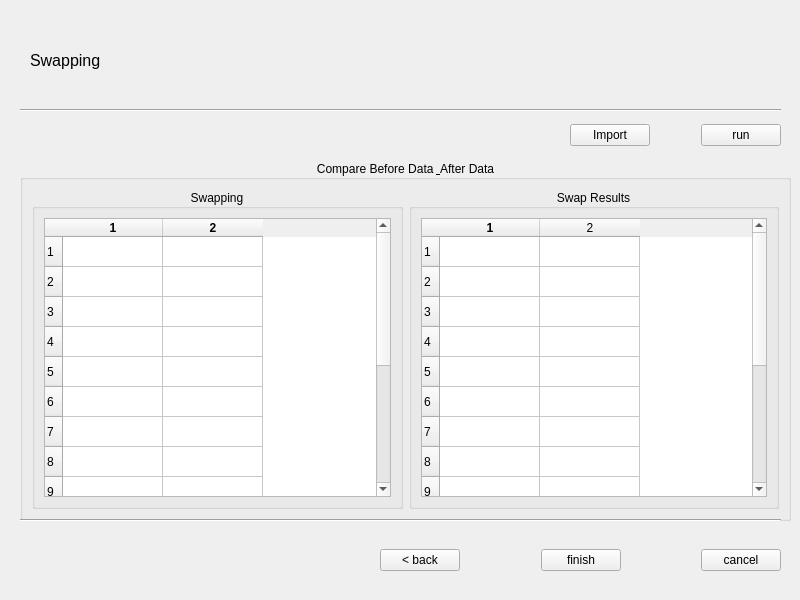
First picture: the form in UI/Swap.ui, repository zel0rd/Non-Identifying, before the edit.
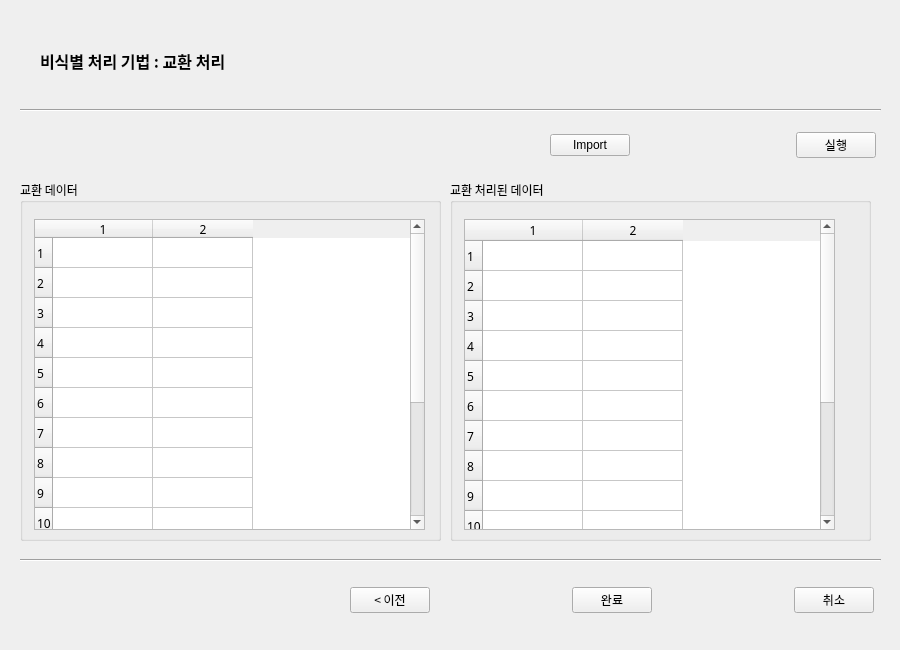
Second picture: the form after the edit.

The edit to the form file:
```diff
--- a/UI/Swap.ui
+++ b/UI/Swap.ui
@@ -6,144 +6,20 @@
    <rect>
     <x>0</x>
     <y>0</y>
-    <width>800</width>
-    <height>600</height>
+    <width>900</width>
+    <height>650</height>
    </rect>
   </property>
   <property name="windowTitle">
    <string>MainWindow</string>
   </property>
   <widget class="QWidget" name="centralwidget">
-   <widget class="QGroupBox" name="groupBox">
-    <property name="geometry">
-     <rect>
-      <x>20</x>
-      <y>160</y>
-      <width>771</width>
-      <height>361</height>
-     </rect>
-    </property>
-    <property name="title">
-     <string>Compare Before Data &amp; After Data</string>
-    </property>
-    <property name="alignment">
-     <set>Qt::AlignCenter</set>
-    </property>
-    <layout class="QHBoxLayout" name="horizontalLayout">
-     <item>
-      <widget class="QGroupBox" name="groupBox_2">
-       <property name="title">
-        <string>Swapping</string>
-       </property>
-       <property name="alignment">
-        <set>Qt::AlignCenter</set>
-       </property>
-       <layout class="QGridLayout" name="gridLayout">
-        <item row="0" column="0">
-         <widget class="QTableWidget" name="swapTable">
-          <property name="rowCount">
-           <number>15</number>
-          </property>
-          <row/>
-          <row/>
-          <row/>
-          <row/>
-          <row/>
-          <row/>
-          <row/>
-          <row/>
-          <row/>
-          <row/>
-          <row/>
-          <row/>
-          <row/>
-          <row/>
-          <row/>
-          <column>
-           <property name="text">
-            <string>1</string>
-           </property>
-           <property name="font">
-            <font>
-             <weight>75</weight>
-             <bold>true</bold>
-            </font>
-           </property>
-          </column>
-          <column>
-           <property name="text">
-            <string>2</string>
-           </property>
-           <property name="font">
-            <font>
-             <weight>75</weight>
-             <bold>true</bold>
-            </font>
-           </property>
-          </column>
-         </widget>
-        </item>
-       </layout>
-      </widget>
-     </item>
-     <item>
-      <widget class="QGroupBox" name="groupBox_3">
-       <property name="title">
-        <string>Swap Results</string>
-       </property>
-       <property name="alignment">
-        <set>Qt::AlignCenter</set>
-       </property>
-       <layout class="QGridLayout" name="gridLayout_2">
-        <item row="0" column="0">
-         <widget class="QTableWidget" name="compareTable">
-          <property name="rowCount">
-           <number>15</number>
-          </property>
-          <row/>
-          <row/>
-          <row/>
-          <row/>
-          <row/>
-          <row/>
-          <row/>
-          <row/>
-          <row/>
-          <row/>
-          <row/>
-          <row/>
-          <row/>
-          <row/>
-          <row/>
-          <column>
-           <property name="text">
-            <string>1</string>
-           </property>
-           <property name="font">
-            <font>
-             <weight>75</weight>
-             <bold>true</bold>
-            </font>
-           </property>
-          </column>
-          <column>
-           <property name="text">
-            <string>2</string>
-           </property>
-          </column>
-         </widget>
-        </item>
-       </layout>
-      </widget>
-     </item>
-    </layout>
-   </widget>
    <widget class="Line" name="line">
     <property name="geometry">
      <rect>
       <x>20</x>
-      <y>510</y>
-      <width>761</width>
+      <y>550</y>
+      <width>861</width>
       <height>20</height>
      </rect>
     </property>
@@ -154,17 +30,23 @@
    <widget class="QWidget" name="horizontalLayoutWidget_2">
     <property name="geometry">
      <rect>
-      <x>380</x>
-      <y>530</y>
-      <width>401</width>
+      <x>350</x>
+      <y>570</y>
+      <width>524</width>
       <height>61</height>
      </rect>
     </property>
     <layout class="QHBoxLayout" name="horizontalLayout_2">
      <item>
       <widget class="QPushButton" name="backButton">
+       <property name="font">
+        <font>
+         <family>맑은 고딕</family>
+         <pointsize>9</pointsize>
+        </font>
+       </property>
        <property name="text">
-        <string>&lt; back</string>
+        <string>&lt; 이전</string>
        </property>
       </widget>
      </item>
@@ -183,8 +65,14 @@
      </item>
      <item>
       <widget class="QPushButton" name="finishButton">
+       <property name="font">
+        <font>
+         <family>맑은 고딕</family>
+         <pointsize>9</pointsize>
+        </font>
+       </property>
        <property name="text">
-        <string>finish</string>
+        <string>완료</string>
        </property>
       </widget>
      </item>
@@ -203,8 +91,14 @@
      </item>
      <item>
       <widget class="QPushButton" name="cancelButton">
+       <property name="font">
+        <font>
+         <family>맑은 고딕</family>
+         <pointsize>9</pointsize>
+        </font>
+       </property>
        <property name="text">
-        <string>cancel</string>
+        <string>취소</string>
        </property>
       </widget>
      </item>
@@ -215,7 +109,7 @@
      <rect>
       <x>20</x>
       <y>100</y>
-      <width>761</width>
+      <width>861</width>
       <height>20</height>
      </rect>
     </property>
@@ -226,7 +120,7 @@
    <widget class="QLabel" name="label">
     <property name="geometry">
      <rect>
-      <x>30</x>
+      <x>40</x>
       <y>30</y>
       <width>461</width>
       <height>61</height>
@@ -234,19 +128,22 @@
     </property>
     <property name="font">
      <font>
+      <family>맑은 고딕</family>
       <pointsize>12</pointsize>
+      <weight>75</weight>
+      <bold>true</bold>
      </font>
     </property>
     <property name="text">
-     <string>Swapping</string>
+     <string>비식별 처리 기법 : 교환 처리</string>
     </property>
    </widget>
    <widget class="QWidget" name="horizontalLayoutWidget_3">
     <property name="geometry">
      <rect>
-      <x>570</x>
-      <y>110</y>
-      <width>211</width>
+      <x>550</x>
+      <y>120</y>
+      <width>326</width>
       <height>51</height>
      </rect>
     </property>
@@ -273,13 +170,148 @@
      </item>
      <item>
       <widget class="QPushButton" name="runButton">
+       <property name="font">
+        <font>
+         <family>맑은 고딕</family>
+        </font>
+       </property>
        <property name="text">
-        <string>run</string>
+        <string>실행</string>
        </property>
       </widget>
      </item>
     </layout>
    </widget>
+   <widget class="QGroupBox" name="groupBox_2">
+    <property name="geometry">
+     <rect>
+      <x>20</x>
+      <y>180</y>
+      <width>421</width>
+      <height>361</height>
+     </rect>
+    </property>
+    <property name="font">
+     <font>
+      <family>맑은 고딕</family>
+     </font>
+    </property>
+    <property name="title">
+     <string>교환 데이터</string>
+    </property>
+    <widget class="QTableWidget" name="swapTable">
+     <property name="geometry">
+      <rect>
+       <x>14</x>
+       <y>39</y>
+       <width>391</width>
+       <height>311</height>
+      </rect>
+     </property>
+     <property name="rowCount">
+      <number>15</number>
+     </property>
+     <row/>
+     <row/>
+     <row/>
+     <row/>
+     <row/>
+     <row/>
+     <row/>
+     <row/>
+     <row/>
+     <row/>
+     <row/>
+     <row/>
+     <row/>
+     <row/>
+     <row/>
+     <column>
+      <property name="text">
+       <string>1</string>
+      </property>
+      <property name="font">
+       <font>
+        <weight>50</weight>
+        <bold>false</bold>
+       </font>
+      </property>
+     </column>
+     <column>
+      <property name="text">
+       <string>2</string>
+      </property>
+      <property name="font">
+       <font>
+        <weight>50</weight>
+        <bold>false</bold>
+       </font>
+      </property>
+     </column>
+    </widget>
+   </widget>
+   <widget class="QGroupBox" name="groupBox_3">
+    <property name="geometry">
+     <rect>
+      <x>450</x>
+      <y>180</y>
+      <width>421</width>
+      <height>361</height>
+     </rect>
+    </property>
+    <property name="font">
+     <font>
+      <family>맑은 고딕</family>
+     </font>
+    </property>
+    <property name="title">
+     <string>교환 처리된 데이터</string>
+    </property>
+    <widget class="QTableWidget" name="compareTable">
+     <property name="geometry">
+      <rect>
+       <x>14</x>
+       <y>39</y>
+       <width>371</width>
+       <height>311</height>
+      </rect>
+     </property>
+     <property name="rowCount">
+      <number>15</number>
+     </property>
+     <row/>
+     <row/>
+     <row/>
+     <row/>
+     <row/>
+     <row/>
+     <row/>
+     <row/>
+     <row/>
+     <row/>
+     <row/>
+     <row/>
+     <row/>
+     <row/>
+     <row/>
+     <column>
+      <property name="text">
+       <string>1</string>
+      </property>
+      <property name="font">
+       <font>
+        <weight>50</weight>
+        <bold>false</bold>
+       </font>
+      </property>
+     </column>
+     <column>
+      <property name="text">
+       <string>2</string>
+      </property>
+     </column>
+    </widget>
+   </widget>
   </widget>
  </widget>
  <resources/>
```
Left out of the diff: 4 changed lines with no effect on the pictures.
